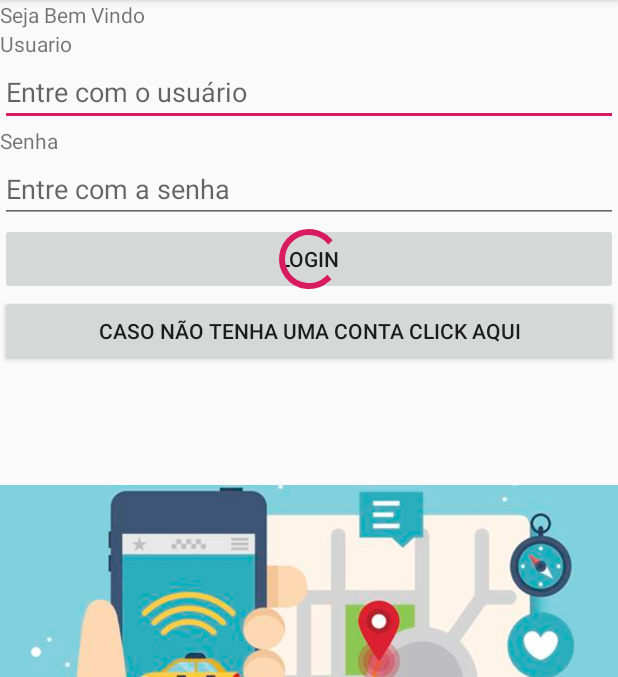
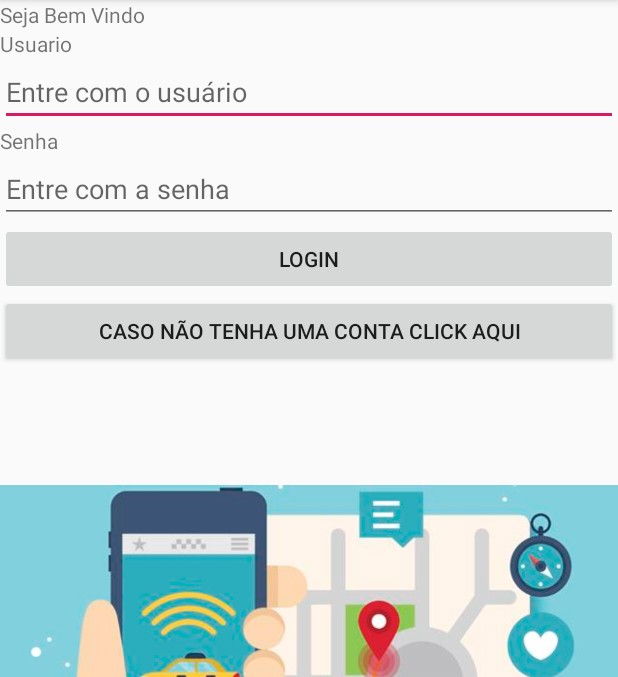
Before and after one commit to victortolesano/LMSapp, an Android app: the screen it shows after launch (MainActivity), on a phone screen of 412 x 824 dp, the part 84-761 px from its top. Run offline under Robolectric (Android 15) with nearby library versions, the phone set to English and light mode, and no system bars.

Commit message:
criado o progressBar do layout de cadastro

```diff
--- a/HerbalistApp/app/src/main/java/com/br/herbalistapp/MainActivity.kt
+++ b/HerbalistApp/app/src/main/java/com/br/herbalistapp/MainActivity.kt
@@ -3,6 +3,7 @@ package com.br.herbalistapp
 import android.content.Intent
 import android.support.v7.app.AppCompatActivity
 import android.os.Bundle
+import android.view.View
 import android.webkit.WebView
 import android.widget.*
 import kotlinx.android.synthetic.main.login.*
--- a/HerbalistApp/app/src/main/res/layout/login.xml
+++ b/HerbalistApp/app/src/main/res/layout/login.xml
@@ -6,6 +6,8 @@
               android:layout_width="match_parent"
               android:layout_height="match_parent"
               android:orientation="vertical">
+
+
 
     <TextView
             android:text="@string/mensagem_inicial"
@@ -47,7 +49,9 @@
                 android:id="@+id/botao_login"/>
         <ProgressBar android:layout_width="match_parent"
                      android:layout_height="wrap_content"
-                     android:layout_gravity="center"
+                     android:layout_gravity="center_horizontal|center_vertical"
+                     android:visibility="invisible"
+                     android:onClick="botao_login"
                      style="?android:attr/progressBarStyle"
                      android:id="@+id/progressBar"/>
 
```
Also changed, not shown: HerbalistApp/app/src/main/java/com/br/herbalistapp/TelaCadastroActivity.kt (+23 -3 lines), HerbalistApp/app/src/main/res/layout/cadastro.xml (+26 -3 lines), HerbalistApp/app/src/main/res/drawable/lms_app.jpg (renamed from HerbalistApp/app/src/main/res/drawable-v24/lms_app.jpg).
